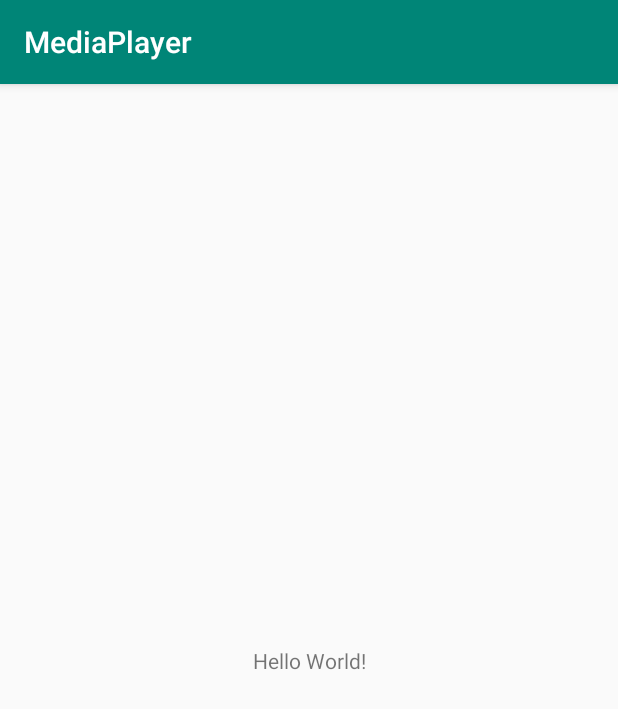
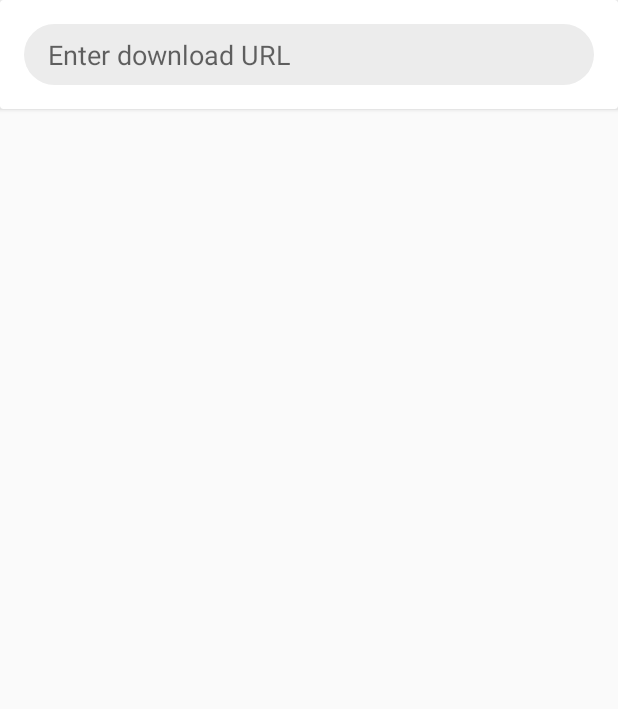
Before and after one commit to mahmoudalee/MediaPlayer, an Android app: the screen it shows after launch (MainActivity), on a phone screen of 412 x 824 dp. Shown: the top 709 px of the screen. Run offline under Robolectric (Android 15) with nearby library versions, the phone set to English and light mode, and no system bars.

Commit message:
RecyclerView added

```diff
--- a/app/src/main/java/com/dell/mediaplayer/MainActivity.java
+++ b/app/src/main/java/com/dell/mediaplayer/MainActivity.java
@@ -1,13 +1,54 @@
 package com.dell.mediaplayer;
 
 import androidx.appcompat.app.AppCompatActivity;
+import androidx.recyclerview.widget.DividerItemDecoration;
+import androidx.recyclerview.widget.LinearLayoutManager;
+import androidx.recyclerview.widget.RecyclerView;
+
 import android.os.Bundle;
 
+import java.util.ArrayList;
+import java.util.List;
+
+import static android.widget.GridLayout.HORIZONTAL;
+
 public class MainActivity extends AppCompatActivity {
+    List<Media> mSongs;
 
     @Override
     protected void onCreate(Bundle savedInstanceState) {
         super.onCreate(savedInstanceState);
         setContentView(R.layout.activity_main);
+
+         mSongs=new ArrayList<>();
+
+         /*
+        mSongs.add(new Media("Something right","Katy Perry"));
+        mSongs.add(new Media("Something right","Katy Perry"));
+        mSongs.add(new Media("Something right","Katy Perry"));
+        mSongs.add(new Media("Something right","Katy Perry"));
+        mSongs.add(new Media("Something right","Katy Perry"));
+        mSongs.add(new Media("Something right","Katy Perry"));
+        mSongs.add(new Media("Something right","Katy Perry"));
+        mSongs.add(new Media("Something right","Katy Perry"));
+        mSongs.add(new Media("Something right","Katy Perry"));
+        mSongs.add(new Media("Something right","Katy Perry"));
+        mSongs.add(new Media("Something right","Katy Perry"));
+        mSongs.add(new Media("Something right","Katy Perry"));
+        mSongs.add(new Media("Something right","Katy Perry"));
+        mSongs.add(new Media("Something right","Katy Perry"));
+        mSongs.add(new Media("Something right","Katy Perry"));
+          */
+
+         //setting up recycler view with adapter
+        RecyclerView recycler=findViewById(R.id.recycler);
+        RecyclerViewAdapter adapter=new RecyclerViewAdapter(this,mSongs);
+        recycler.setLayoutManager(new LinearLayoutManager(this));
+        recycler.setAdapter(adapter);
+        //adding line divider between item views
+        DividerItemDecoration itemDecor = new DividerItemDecoration(this, DividerItemDecoration.VERTICAL);
+        itemDecor.setDrawable(getResources().getDrawable(R.drawable.divider));
+        recycler.addItemDecoration(itemDecor);
+
     }
 }
--- /dev/null
+++ b/app/src/main/java/com/dell/mediaplayer/RecyclerViewAdapter.java
@@ -0,0 +1,59 @@
+package com.dell.mediaplayer;
+
+import android.content.Context;
+import android.graphics.Bitmap;
+import android.graphics.BitmapFactory;
+import android.view.LayoutInflater;
+import android.view.View;
+import android.view.ViewGroup;
+import android.widget.ImageView;
+import android.widget.TextView;
+
+import androidx.annotation.NonNull;
+import androidx.recyclerview.widget.RecyclerView;
+
+import java.util.List;
+
+
+public class RecyclerViewAdapter extends RecyclerView.Adapter<RecyclerViewAdapter.MyViewHolder> {
+    private Context mContext;
+    private List<Media> mSongs;
+    public RecyclerViewAdapter(Context mContext,List<Media> mSongs) {
+        this.mContext = mContext;
+        this.mSongs = mSongs;
+
+    }
+
+    @NonNull
+    @Override
+    public MyViewHolder onCreateViewHolder(@NonNull ViewGroup parent, int viewType) {
+        View view;
+        LayoutInflater inflater=LayoutInflater.from(mContext);
+        view=inflater.inflate(R.layout.item_view,parent,false);
+        return new RecyclerViewAdapter.MyViewHolder(view);
+    }
+
+    @Override
+    public void onBindViewHolder(@NonNull MyViewHolder holder, int position) {
+        holder.mArtist.setText(mSongs.get(position).getArtist());
+        holder.mTitle.setText(mSongs.get(position).getTitle());
+    }
+
+    @Override
+    public int getItemCount() {
+        return mSongs.size();
+    }
+
+     class MyViewHolder extends RecyclerView.ViewHolder {
+         TextView mArtist;
+         TextView mTitle;
+         ImageView mImage;
+
+         MyViewHolder(@NonNull View itemView) {
+            super(itemView);
+            mArtist=itemView.findViewById(R.id.artist);
+            mImage=itemView.findViewById(R.id.image);
+            mTitle=itemView.findViewById(R.id.title);
+        }
+    }
+}
--- /dev/null
+++ b/app/src/main/res/drawable/divider.xml
@@ -0,0 +1,6 @@
+<?xml version="1.0" encoding="utf-8"?>
+<shape xmlns:android="http://schemas.android.com/apk/res/android" android:shape="rectangle">
+    <size android:height="@dimen/smallest"/>
+    <solid android:color="@color/hover"/>
+
+</shape>
--- /dev/null
+++ b/app/src/main/res/drawable/view.xml
@@ -0,0 +1,6 @@
+<?xml version="1.0" encoding="utf-8"?>
+<shape xmlns:android="http://schemas.android.com/apk/res/android">
+<corners android:radius="@dimen/s_large" />
+    <solid android:color="@color/normal"/>
+    <padding android:bottom="@dimen/s_small" android:left="@dimen/s_small" android:right="@dimen/s_small" android:top="@dimen/s_small"/>
+</shape>
--- a/app/src/main/res/layout/activity_main.xml
+++ b/app/src/main/res/layout/activity_main.xml
@@ -1,19 +1,35 @@
 <?xml version="1.0" encoding="utf-8"?>
-<androidx.constraintlayout.widget.ConstraintLayout
-    xmlns:android="http://schemas.android.com/apk/res/android"
+<LinearLayout xmlns:android="http://schemas.android.com/apk/res/android"
+    xmlns:app="http://schemas.android.com/apk/res-auto"
     xmlns:tools="http://schemas.android.com/tools"
-    xmlns:app="http://schemas.android.com/apk/res-auto"
     android:layout_width="match_parent"
     android:layout_height="match_parent"
+    android:orientation="vertical"
     tools:context=".MainActivity">
 
-    <TextView
-        android:layout_width="wrap_content"
+    <androidx.cardview.widget.CardView
+        android:layout_width="match_parent"
         android:layout_height="wrap_content"
-        android:text="Hello World!"
-        app:layout_constraintBottom_toBottomOf="parent"
-        app:layout_constraintLeft_toLeftOf="parent"
-        app:layout_constraintRight_toRightOf="parent"
-        app:layout_constraintTop_toTopOf="parent" />
+        app:cardElevation="@dimen/s_tiny">
 
-</androidx.constraintlayout.widget.ConstraintLayout>
+        <EditText
+            android:id="@+id/editText"
+            android:layout_width="match_parent"
+            android:layout_height="wrap_content"
+            android:layout_margin="@dimen/s_medium"
+            android:background="@drawable/view"
+            android:hint="@string/url"
+            android:inputType="textWebEditText"
+            android:paddingLeft="@dimen/s_medium"
+            android:paddingRight="@dimen/s_medium"
+            />
+    </androidx.cardview.widget.CardView>
+
+
+    <androidx.recyclerview.widget.RecyclerView
+        android:id="@+id/recycler"
+        android:layout_width="match_parent"
+        android:layout_height="match_parent" />
+
+
+</LinearLayout>
--- a/app/src/main/res/values/colors.xml
+++ b/app/src/main/res/values/colors.xml
@@ -1,6 +1,13 @@
 <?xml version="1.0" encoding="utf-8"?>
 <resources>
-    <color name="colorPrimary">#008577</color>
-    <color name="colorPrimaryDark">#00574B</color>
-    <color name="colorAccent">#D81B60</color>
+    <color name="colorPrimary">#707070</color>
+    <color name="colorPrimaryDark">#2B2B2B</color>
+    <color name="colorAccent">#2B2B2B</color>
+
+    <!-- others -->
+    <color name="normal">#ECECEC</color>
+    <color name="white">#fff</color>
+    <color name="hover">#BEBEBE</color>
+    <color name="press">#707070</color>
+
 </resources>
--- /dev/null
+++ b/app/src/main/res/values/dimens.xml
@@ -0,0 +1,18 @@
+<?xml version="1.0" encoding="utf-8"?>
+<resources>
+    <!-- spacing -->
+    <dimen name="s_tiny">2dp</dimen>
+    <dimen name="s_small">8dp</dimen>
+    <dimen name="s_medium">16dp</dimen>
+    <dimen name="s_large">32dp</dimen>
+
+    <!-- fonts -->
+    <dimen name="f_small">14sp</dimen>
+    <dimen name="f_medium">16sp</dimen>
+    <dimen name="f_large">18sp</dimen>
+
+    <!-- sizes -->
+    <dimen name="image">52dp</dimen>
+    <dimen name="smallest">0.1dp</dimen>
+
+</resources>
--- a/app/src/main/res/values/strings.xml
+++ b/app/src/main/res/values/strings.xml
@@ -1,3 +1,5 @@
 <resources>
     <string name="app_name">MediaPlayer</string>
+
+    <string name="url">Enter download URL</string>
 </resources>
--- a/app/src/main/res/values/styles.xml
+++ b/app/src/main/res/values/styles.xml
@@ -1,7 +1,7 @@
 <resources>
 
     <!-- Base application theme. -->
-    <style name="AppTheme" parent="Theme.AppCompat.Light.DarkActionBar">
+    <style name="AppTheme" parent="Theme.AppCompat.Light.NoActionBar">
         <!-- Customize your theme here. -->
         <item name="colorPrimary">@color/colorPrimary</item>
         <item name="colorPrimaryDark">@color/colorPrimaryDark</item>
--- a/build.gradle
+++ b/build.gradle
@@ -4,10 +4,9 @@ buildscript {
     repositories {
         google()
         jcenter()
-
     }
     dependencies {
-        classpath 'com.android.tools.build:gradle:3.5.0'
+        classpath 'com.android.tools.build:gradle:3.5.1'
 
         // NOTE: Do not place your application dependencies here; they belong
         // in the individual module build.gradle files
```
Also changed, not shown: app/build.gradle (+6 -3 lines), app/src/main/java/com/dell/mediaplayer/Media.java (added, +38 -0 lines), app/src/main/res/layout/item_view.xml (added, +44 -0 lines).
